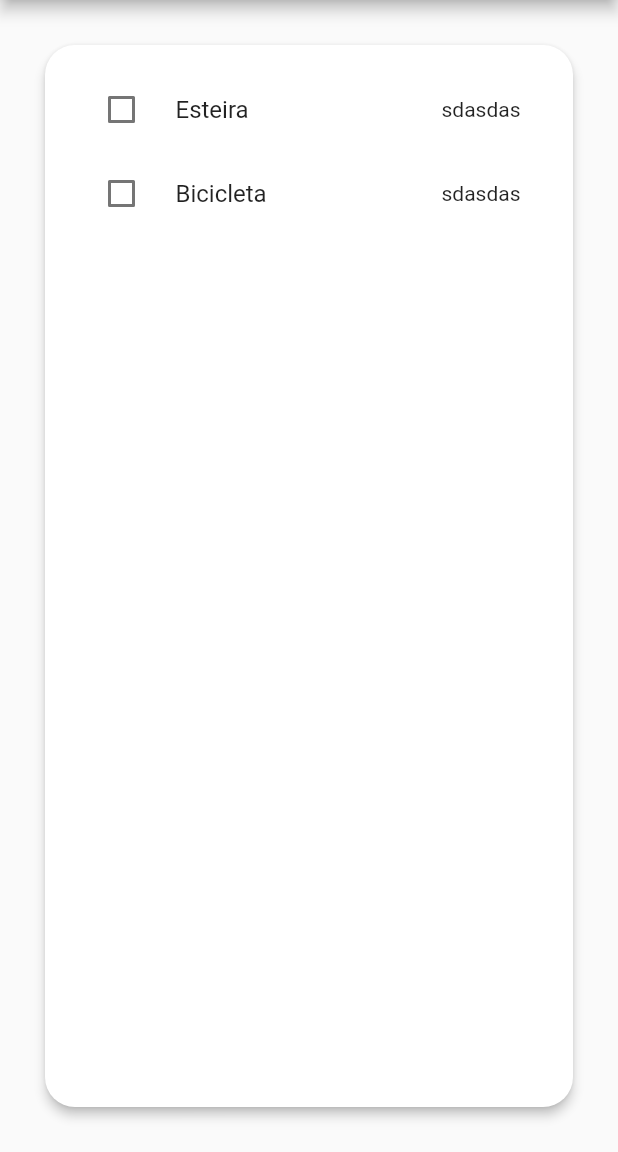
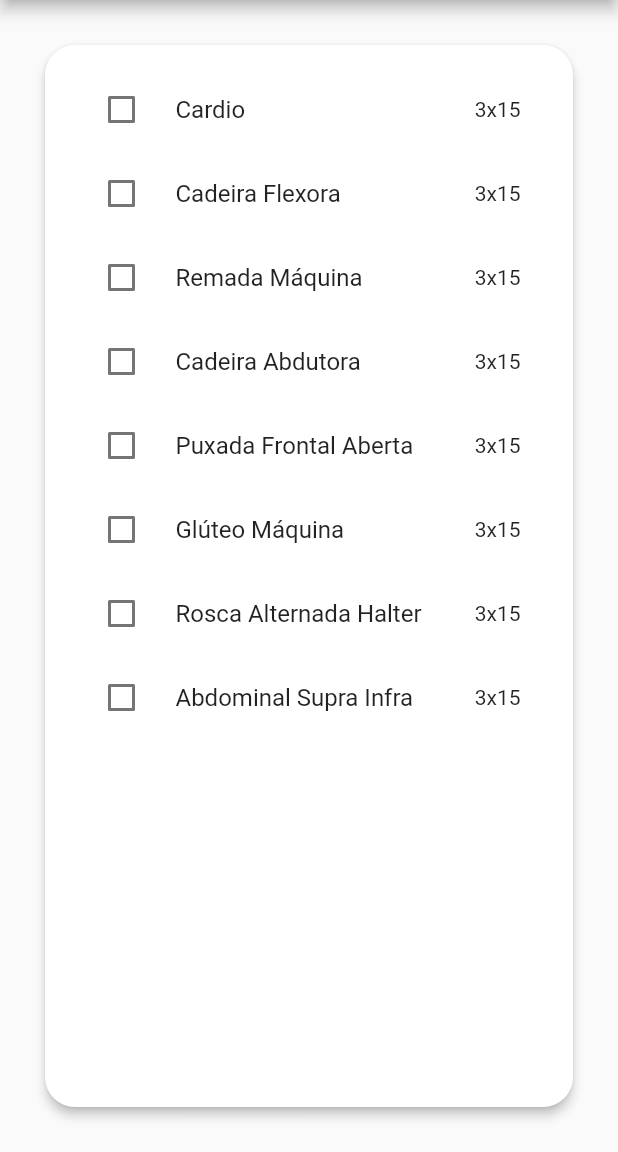
Before and after one commit to rsjulie/treino, a Flutter app: the TreinoA screen opened by its route, on a phone screen of 412 x 824 dp, the part 84-1236 px from its top. Run offline on Flutter 3.47's test engine with Material 2 defaults, Android fonts, the phone set to English and light mode, and no system bars; network calls fail.

```diff
--- a/lib/app/modules/treino_A.dart
+++ b/lib/app/modules/treino_A.dart
@@ -1,4 +1,3 @@
-import 'dart:developer';
 import 'package:flutter/material.dart';
 
 class TreinoA extends StatefulWidget {
@@ -7,12 +6,16 @@ class TreinoA extends StatefulWidget {
   State<TreinoA> createState() => _TreinoAState();
 }
 
-
-
 class _TreinoAState extends State<TreinoA> {
   List<String> treinos = [
-  'Esteira',
-  'Bicicleta'
+    'Cardio',
+    'Cadeira Flexora',
+    'Remada Máquina',
+    'Cadeira Abdutora',
+    'Puxada Frontal Aberta',
+    'Glúteo Máquina',
+    'Rosca Alternada Halter',
+    'Abdominal Supra Infra'
   ];
   List<bool> _isChecked = [];
   @override
@@ -21,10 +24,8 @@ class _TreinoAState extends State<TreinoA> {
     _isChecked = List<bool>.filled(treinos.length, false);
   }
 
-
   @override
   Widget build(BuildContext context) {
-
     return Scaffold(
         appBar: AppBar(
           title: const Text('treino A'),
@@ -56,12 +57,17 @@ class _TreinoAState extends State<TreinoA> {
                             setState(
                               () {
                                 _isChecked[index] = val!;
-              },);},
-                          controlAffinity: ListTileControlAffinity.leading, //  <-- leading Checkbox
+                              },
+                            );
+                          },
+                          controlAffinity: ListTileControlAffinity
+                              .leading, //  <-- leading Checkbox
                         ),
                       ),
-                      Text('sdasdas'),
-                      SizedBox(width: 20,),
+                      const Text('3x15'),
+                      const SizedBox(
+                        width: 20,
+                      ),
                     ],
                   );
                 }),
```
Also changed, not shown: lib/app/modules/treino.dart (+45 -13 lines). Lines whose indentation alone changed are shown as unchanged.
